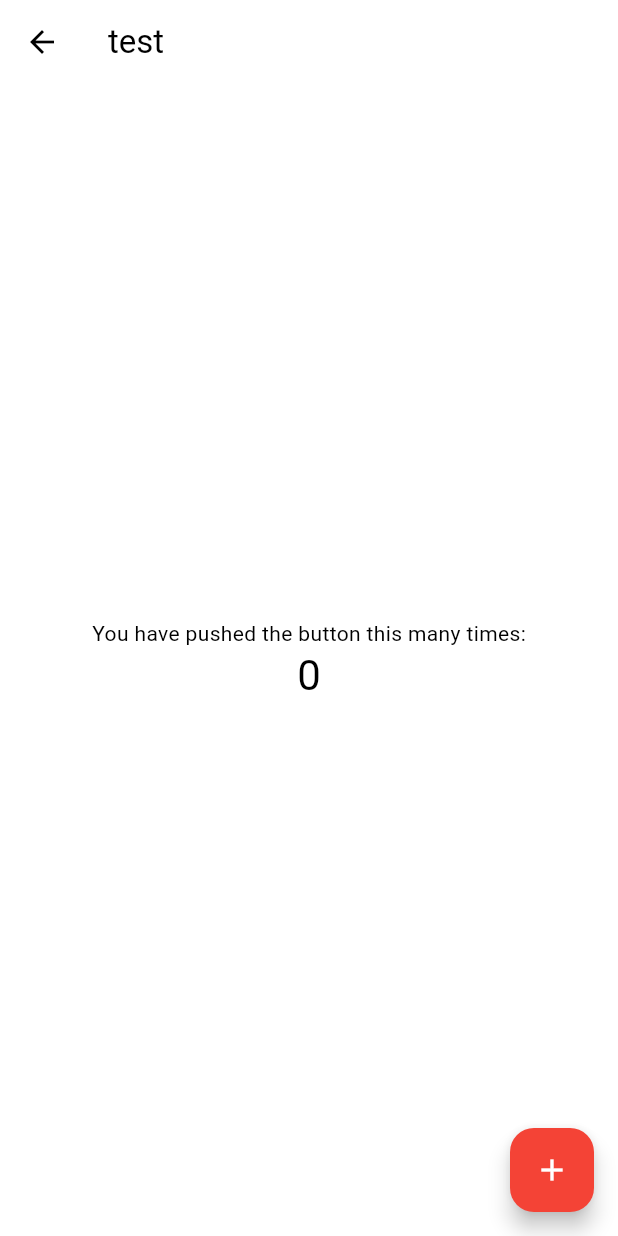
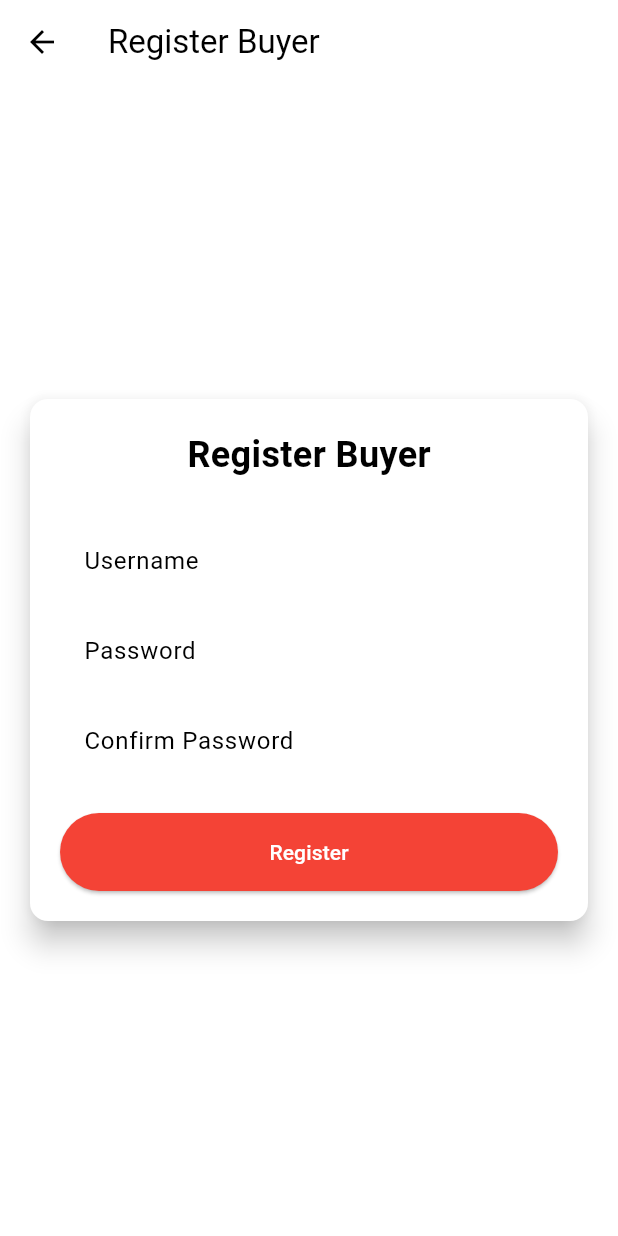
Before and after one commit to B11-PBP-2024/oleh-bali-mobile, a Flutter app: the screen it shows after launch, after a tap on an icon or button, on a phone screen of 412 x 824 dp. Run offline on Flutter 3.47's test engine with Material 3 defaults, Android fonts, the light colour scheme and no system bars; missing offline and left inert: pbp_django_auth.

Commit message:
Add auth page and functionality

```diff
--- a/lib/main.dart
+++ b/lib/main.dart
@@ -1,6 +1,5 @@
 import 'package:flutter/material.dart';
-import 'package:oleh_bali_mobile/screens/login_buyer.dart';
-import 'package:oleh_bali_mobile/screens/menu.dart';
+import 'package:oleh_bali_mobile/screens/auth/login_buyer.dart';
 import 'package:pbp_django_auth/pbp_django_auth.dart';
 import 'package:provider/provider.dart';
 
@@ -27,7 +26,7 @@
             ).copyWith(secondary: Colors.red[400]),
             useMaterial3: true,
           ),
-          home: LoginBuyer(),
+          home: const LoginBuyer(),
         )
       );
   }
--- a/lib/screens/login_seller.dart
+++ b/lib/screens/auth/login_buyer.dart
@@ -1,3 +1,5 @@
+import 'package:oleh_bali_mobile/screens/auth/login_seller.dart';
+import 'package:oleh_bali_mobile/screens/auth/register_buyer.dart';
 import 'package:oleh_bali_mobile/screens/menu.dart';
 import 'package:flutter/material.dart';
 import 'package:pbp_django_auth/pbp_django_auth.dart';
@@ -21,19 +23,19 @@ class LoginApp extends StatelessWidget {
           primarySwatch: Colors.red,
         ).copyWith(secondary: Colors.red[400]),
       ),
-      home: const LoginSeller(),
+      home: const LoginBuyer(),
     );
   }
 }
 
-class LoginSeller extends StatefulWidget {
-  const LoginSeller({super.key});
+class LoginBuyer extends StatefulWidget {
+  const LoginBuyer({super.key});
 
   @override
-  State<LoginSeller> createState() => _LoginSellerState();
+  State<LoginBuyer> createState() => _LoginBuyerState();
 }
 
-class _LoginSellerState extends State<LoginSeller> {
+class _LoginBuyerState extends State<LoginBuyer> {
   final TextEditingController _usernameController = TextEditingController();
   final TextEditingController _passwordController = TextEditingController();
 
@@ -59,7 +61,7 @@ class _LoginSellerState extends State<LoginSeller> {
                 mainAxisSize: MainAxisSize.min,
                 children: [
                   const Text(
-                    'Login Seller',
+                    'Login Buyer',
                     style: TextStyle(
                       fontSize: 24.0,
                       fontWeight: FontWeight.bold,
@@ -103,7 +105,7 @@ class _LoginSellerState extends State<LoginSeller> {
                       // Untuk menyambungkan Android emulator dengan Django pada localhost,
                       // gunakan URL http://10.0.2.2/
                       final response = await request
-                          .login("http://localhost:8000/auth/login/seller", {
+                          .login("http://localhost:8000/auth/login/buyer", {
                         'username': username,
                         'password': password,
                       });
@@ -147,7 +149,7 @@ class _LoginSellerState extends State<LoginSeller> {
                     },
                     style: ElevatedButton.styleFrom(
                       foregroundColor: Colors.white,
-                      minimumSize: Size(double.infinity, 50),
+                      minimumSize: const Size(double.infinity, 50),
                       backgroundColor: Theme.of(context).colorScheme.primary,
                       padding: const EdgeInsets.symmetric(vertical: 16.0),
                     ),
@@ -159,14 +161,28 @@ class _LoginSellerState extends State<LoginSeller> {
                       Navigator.push(
                         context,
                         MaterialPageRoute(
-                            builder: (context) => const MyHomePage(title:"test")),
+                            builder: (context) => const LoginSeller()),
                       );
                     },
-                    child: Text(
-                      'Are you a seller? Sign in here',
-                      style: TextStyle(
-                        color: Colors.blue,
-                        fontSize: 16.0,
+                    child: RichText(
+                      text: const TextSpan(
+                        children: [
+                          TextSpan(
+                            text: 'Want to sell your souvenirs? ',
+                            style: TextStyle(
+                              color: Colors.blue,
+                              fontSize: 16.0,
+                            ),
+                          ),
+                          TextSpan(
+                            text: 'Sign in as Seller',
+                            style: TextStyle(
+                              color: Colors.black, // Change this to your desired color
+                              fontSize: 16.0,
+                              fontWeight: FontWeight.bold,
+                            ),
+                          ),
+                        ],
                       ),
                     ),
                   ),
@@ -176,7 +192,7 @@ class _LoginSellerState extends State<LoginSeller> {
                       Navigator.push(
                         context,
                         MaterialPageRoute(
-                            builder: (context) => const MyHomePage(title:"test")),
+                            builder: (context) => const RegisterBuyer()),
                       );
                     },
                     child: Text(
--- a/lib/screens/login_buyer.dart
+++ b/lib/screens/auth/login_seller.dart
@@ -1,4 +1,5 @@
-import 'package:oleh_bali_mobile/screens/login_seller.dart';
+import 'package:oleh_bali_mobile/screens/auth/login_buyer.dart';
+import 'package:oleh_bali_mobile/screens/auth/register_seller.dart';
 import 'package:oleh_bali_mobile/screens/menu.dart';
 import 'package:flutter/material.dart';
 import 'package:pbp_django_auth/pbp_django_auth.dart';
@@ -22,19 +23,19 @@ class LoginApp extends StatelessWidget {
           primarySwatch: Colors.red,
         ).copyWith(secondary: Colors.red[400]),
       ),
-      home: const LoginBuyer(),
+      home: const LoginSeller(),
     );
   }
 }
 
-class LoginBuyer extends StatefulWidget {
-  const LoginBuyer({super.key});
+class LoginSeller extends StatefulWidget {
+  const LoginSeller({super.key});
 
   @override
-  State<LoginBuyer> createState() => _LoginBuyerState();
+  State<LoginSeller> createState() => _LoginSellerState();
 }
 
-class _LoginBuyerState extends State<LoginBuyer> {
+class _LoginSellerState extends State<LoginSeller> {
   final TextEditingController _usernameController = TextEditingController();
   final TextEditingController _passwordController = TextEditingController();
 
@@ -60,7 +61,7 @@ class _LoginBuyerState extends State<LoginBuyer> {
                 mainAxisSize: MainAxisSize.min,
                 children: [
                   const Text(
-                    'Login Buyer',
+                    'Login Seller',
                     style: TextStyle(
                       fontSize: 24.0,
                       fontWeight: FontWeight.bold,
@@ -104,7 +105,7 @@ class _LoginBuyerState extends State<LoginBuyer> {
                       // Untuk menyambungkan Android emulator dengan Django pada localhost,
                       // gunakan URL http://10.0.2.2/
                       final response = await request
-                          .login("http://localhost:8000/auth/login/buyer", {
+                          .login("http://localhost:8000/auth/login/seller", {
                         'username': username,
                         'password': password,
                       });
@@ -148,7 +149,7 @@ class _LoginBuyerState extends State<LoginBuyer> {
                     },
                     style: ElevatedButton.styleFrom(
                       foregroundColor: Colors.white,
-                      minimumSize: Size(double.infinity, 50),
+                      minimumSize: const Size(double.infinity, 50),
                       backgroundColor: Theme.of(context).colorScheme.primary,
                       padding: const EdgeInsets.symmetric(vertical: 16.0),
                     ),
@@ -160,14 +161,28 @@ class _LoginBuyerState extends State<LoginBuyer> {
                       Navigator.push(
                         context,
                         MaterialPageRoute(
-                            builder: (context) => LoginSeller()),
+                            builder: (context) => const LoginBuyer()),
                       );
                     },
-                    child: Text(
-                      'Are you a seller? Sign in here',
-                      style: TextStyle(
-                        color: Colors.blue,
-                        fontSize: 16.0,
+                    child:  RichText(
+                      text: const TextSpan(
+                        children: [
+                          TextSpan(
+                            text: 'Trying to login as Buyer? ',
+                            style: TextStyle(
+                              color: Colors.blue,
+                              fontSize: 16.0,
+                            ),
+                          ),
+                          TextSpan(
+                            text: 'Sign in as Buyer',
+                            style: TextStyle(
+                              color: Colors.black, // Change this to your desired color
+                              fontSize: 16.0,
+                              fontWeight: FontWeight.bold,
+                            ),
+                          ),
+                        ],
                       ),
                     ),
                   ),
@@ -177,7 +192,7 @@ class _LoginBuyerState extends State<LoginBuyer> {
                       Navigator.push(
                         context,
                         MaterialPageRoute(
-                            builder: (context) => const MyHomePage(title:"test")),
+                            builder: (context) => const RegisterSeller()),
                       );
                     },
                     child: Text(
--- /dev/null
+++ b/lib/screens/auth/register_buyer.dart
@@ -0,0 +1,166 @@
+import 'dart:convert';
+import 'package:flutter/material.dart';
+import 'package:oleh_bali_mobile/screens/auth/login_buyer.dart';
+import 'package:pbp_django_auth/pbp_django_auth.dart';
+import 'package:provider/provider.dart';
+
+class RegisterBuyer extends StatefulWidget {
+  const RegisterBuyer({super.key});
+
+  @override
+  State<RegisterBuyer> createState() => _RegisterBuyerState();
+}
+
+class _RegisterBuyerState extends State<RegisterBuyer> {
+  final _usernameController = TextEditingController();
+  final _passwordController = TextEditingController();
+  final _confirmPasswordController = TextEditingController();
+
+  @override
+  Widget build(BuildContext context) {
+    final request = context.watch<CookieRequest>();
+    return Scaffold(
+      appBar: AppBar(
+        title: const Text('Register Buyer'),
+        leading: IconButton(
+          icon: const Icon(Icons.arrow_back),
+          onPressed: () {
+            Navigator.pop(context);
+          },
+        ),
+      ),
+      body: Center(
+        child: SingleChildScrollView(
+          padding: const EdgeInsets.all(16.0),
+          child: Card(
+            elevation: 8,
+            shape: RoundedRectangleBorder(
+              borderRadius: BorderRadius.circular(12.0),
+            ),
+            child: Padding(
+              padding: const EdgeInsets.all(20.0),
+              child: Column(
+                mainAxisSize: MainAxisSize.min,
+                children: <Widget>[
+                  const Text(
+                    'Register Buyer',
+                    style: TextStyle(
+                      fontSize: 24.0,
+                      fontWeight: FontWeight.bold,
+                    ),
+                  ),
+                  const SizedBox(height: 30.0),
+                  TextFormField(
+                    controller: _usernameController,
+                    decoration: const InputDecoration(
+                      labelText: 'Username',
+                      hintText: 'Enter your username',
+                      border: OutlineInputBorder(
+                        borderRadius: BorderRadius.all(Radius.circular(12.0)),
+                      ),
+                      contentPadding:
+                          EdgeInsets.symmetric(horizontal: 12.0, vertical: 8.0),
+                    ),
+                    validator: (value) {
+                      if (value == null || value.isEmpty) {
+                        return 'Please enter your username';
+                      }
+                      return null;
+                    },
+                  ),
+                  const SizedBox(height: 12.0),
+                  TextFormField(
+                    controller: _passwordController,
+                    decoration: const InputDecoration(
+                      labelText: 'Password',
+                      hintText: 'Enter your password',
+                      border: OutlineInputBorder(
+                        borderRadius: BorderRadius.all(Radius.circular(12.0)),
+                      ),
+                      contentPadding:
+                          EdgeInsets.symmetric(horizontal: 12.0, vertical: 8.0),
+                    ),
+                    obscureText: true,
+                    validator: (value) {
+                      if (value == null || value.isEmpty) {
+                        return 'Please enter your password';
+                      }
+                      return null;
+                    },
+                  ),
+                  const SizedBox(height: 12.0),
+                  TextFormField(
+                    controller: _confirmPasswordController,
+                    decoration: const InputDecoration(
+                      labelText: 'Confirm Password',
+                      hintText: 'Confirm your password',
+                      border: OutlineInputBorder(
+                        borderRadius: BorderRadius.all(Radius.circular(12.0)),
+                      ),
+                      contentPadding:
+                          EdgeInsets.symmetric(horizontal: 12.0, vertical: 8.0),
+                    ),
+                    obscureText: true,
+                    validator: (value) {
+                      if (value == null || value.isEmpty) {
+                        return 'Please confirm your password';
+                      }
+                      return null;
+                    },
+                  ),
+                  const SizedBox(height: 24.0),
+                  ElevatedButton(
+                    onPressed: () async {
+                      String username = _usernameController.text;
+                      String password1 = _passwordController.text;
+                      String password2 = _confirmPasswordController.text;
+
+                      // Cek kredensial
+                      // TODO: Ganti URL dan jangan lupa tambahkan trailing slash (/) di akhir URL!
+                      // Untuk menyambungkan Android emulator dengan Django pada localhost,
+                      // gunakan URL http://10.0.2.2/
+                      final response = await request.postJson(
+                          "http://localhost:8000/auth/register/buyer",
+                          jsonEncode({
+                            "username": username,
+                            "password1": password1,
+                            "password2": password2,
+                          }));
+                      if (context.mounted) {
+                        if (response['status'] == 'success') {
+                          ScaffoldMessenger.of(context).showSnackBar(
+                            const SnackBar(
+                              content: Text('Successfully registered!'),
+                            ),
+                          );
+                          Navigator.pushReplacement(
+                            context,
+                            MaterialPageRoute(
+                                builder: (context) => const LoginBuyer()),
+                          );
+                        } else {
+                          ScaffoldMessenger.of(context).showSnackBar(
+                            const SnackBar(
+                              content: Text('Failed to register!'),
+                            ),
+                          );
+                        }
+                      }
+                    },
+                    style: ElevatedButton.styleFrom(
+                      foregroundColor: Colors.white,
+                      minimumSize: const Size(double.infinity, 50),
+                      backgroundColor: Theme.of(context).colorScheme.primary,
+                      padding: const EdgeInsets.symmetric(vertical: 16.0),
+                    ),
+                    child: const Text('Register'),
+                  ),
+                ],
+              ),
+            ),
+          ),
+        ),
+      ),
+    );
+  }
+}
```
Also changed, not shown: lib/screens/auth/register_seller.dart (added, +166 -0 lines).
